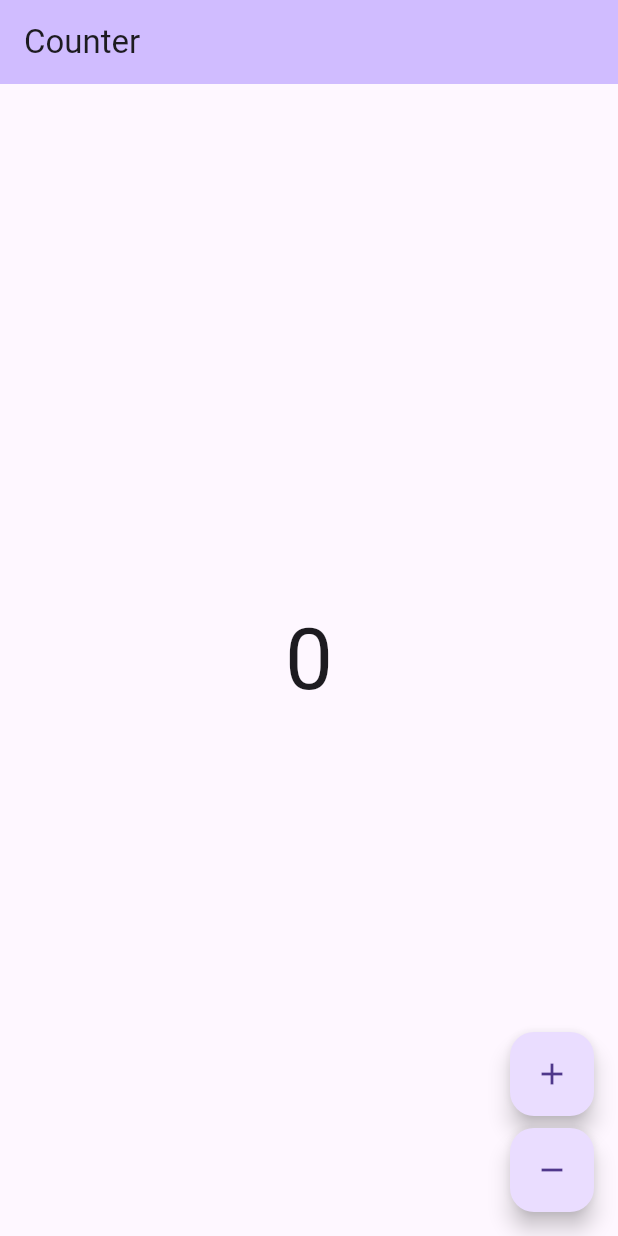
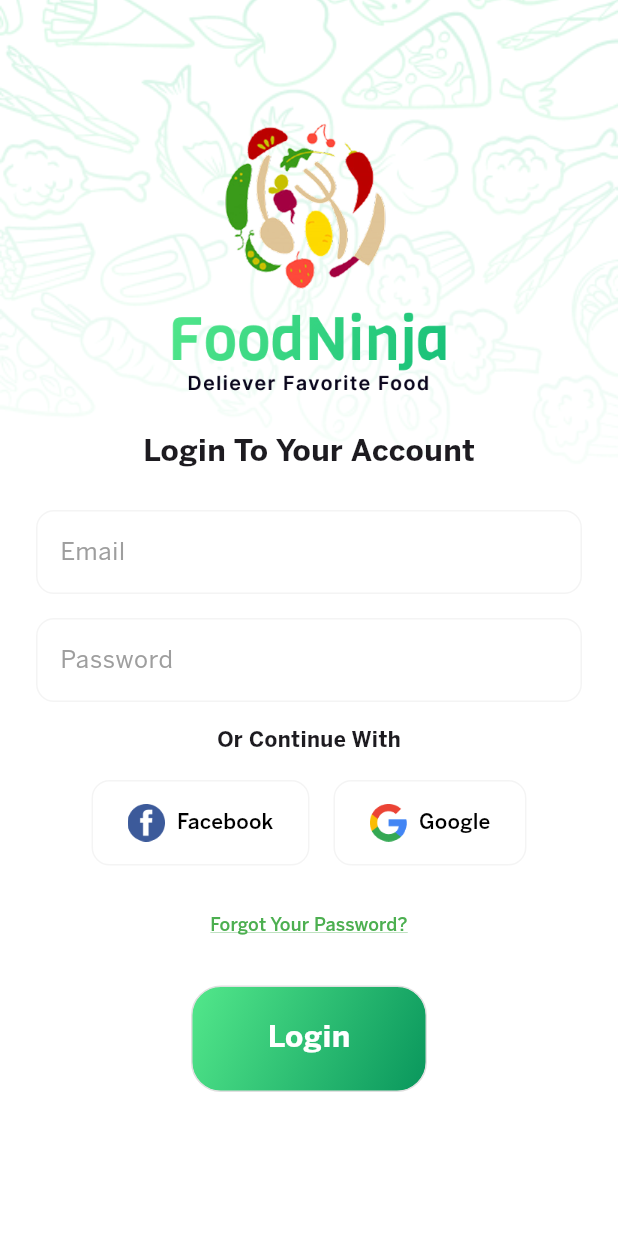
Before and after one commit to Laptopcorei7/food_ninja, a Flutter app: the screen it shows after launch, on a phone screen of 412 x 824 dp. Run offline on Flutter 3.47's test engine with Material 3 defaults, Android fonts, the phone set to English and light mode, and no system bars; our stand-ins replace bloc; generated files the repository leaves out were written again.

Commit message:
setup assest and signup screen

```diff
--- /dev/null
+++ b/devtools_options.yaml
@@ -0,0 +1,3 @@
+description: This file stores settings for Dart & Flutter DevTools.
+documentation: https://docs.flutter.dev/tools/devtools/extensions#configure-extension-enablement-states
+extensions:
--- a/lib/app/view/app.dart
+++ b/lib/app/view/app.dart
@@ -1,6 +1,6 @@
 import 'package:flutter/material.dart';
-import 'package:food_ninja/counter/counter.dart';
 import 'package:food_ninja/l10n/l10n.dart';
+import 'package:food_ninja/src/screens/sign_up_screen.dart';
 
 class App extends StatelessWidget {
   const App({super.key});
@@ -8,15 +8,19 @@ class App extends StatelessWidget {
   @override
   Widget build(BuildContext context) {
     return MaterialApp(
+      debugShowCheckedModeBanner: false,
       theme: ThemeData(
         appBarTheme: AppBarTheme(
           backgroundColor: Theme.of(context).colorScheme.inversePrimary,
         ),
         useMaterial3: true,
       ),
+      initialRoute: '/signup',
+      routes: {
+        '/signup': (context) => const SignUpScreen(),
+      },
       localizationsDelegates: AppLocalizations.localizationsDelegates,
       supportedLocales: AppLocalizations.supportedLocales,
-      home: const CounterPage(),
     );
   }
 }
--- a/lib/counter/counter.dart
+++ /dev/null
@@ -1,2 +0,0 @@
-export 'cubit/counter_cubit.dart';
-export 'view/counter_page.dart';
--- a/lib/counter/cubit/counter_cubit.dart
+++ /dev/null
@@ -1,8 +0,0 @@
-import 'package:bloc/bloc.dart';
-
-class CounterCubit extends Cubit<int> {
-  CounterCubit() : super(0);
-
-  void increment() => emit(state + 1);
-  void decrement() => emit(state - 1);
-}
--- a/lib/counter/view/counter_page.dart
+++ /dev/null
@@ -1,55 +0,0 @@
-import 'package:flutter/material.dart';
-import 'package:flutter_bloc/flutter_bloc.dart';
-import 'package:food_ninja/counter/counter.dart';
-import 'package:food_ninja/l10n/l10n.dart';
-
-class CounterPage extends StatelessWidget {
-  const CounterPage({super.key});
-
-  @override
-  Widget build(BuildContext context) {
-    return BlocProvider(
-      create: (_) => CounterCubit(),
-      child: const CounterView(),
-    );
-  }
-}
-
-class CounterView extends StatelessWidget {
-  const CounterView({super.key});
-
-  @override
-  Widget build(BuildContext context) {
-    final l10n = context.l10n;
-    return Scaffold(
-      appBar: AppBar(title: Text(l10n.counterAppBarTitle)),
-      body: const Center(child: CounterText()),
-      floatingActionButton: Column(
-        mainAxisAlignment: MainAxisAlignment.end,
-        crossAxisAlignment: CrossAxisAlignment.end,
-        children: [
-          FloatingActionButton(
-            onPressed: () => context.read<CounterCubit>().increment(),
-            child: const Icon(Icons.add),
-          ),
-          const SizedBox(height: 8),
-          FloatingActionButton(
-            onPressed: () => context.read<CounterCubit>().decrement(),
-            child: const Icon(Icons.remove),
-          ),
-        ],
-      ),
-    );
-  }
-}
-
-class CounterText extends StatelessWidget {
-  const CounterText({super.key});
-
-  @override
-  Widget build(BuildContext context) {
-    final theme = Theme.of(context);
-    final count = context.select((CounterCubit cubit) => cubit.state);
-    return Text('$count', style: theme.textTheme.displayLarge);
-  }
-}
--- /dev/null
+++ b/lib/src/screens/sign_up_screen.dart
@@ -0,0 +1,185 @@
+import 'package:flutter/material.dart';
+import 'package:food_ninja/src/widgets/major_button.dart';
+
+class SignUpScreen extends StatefulWidget {
+  const SignUpScreen({super.key});
+
+  @override
+  _SignUpState createState() => _SignUpState();
+}
+
+class _SignUpState extends State<SignUpScreen> {
+  @override
+  Widget build(BuildContext context) {
+    return Scaffold(
+      resizeToAvoidBottomInset: true,
+      backgroundColor: Colors.white,
+      body: Stack(
+        children: [
+          // Background Image
+          Positioned(
+            top: 0,
+            left: 0,
+            right: 0,
+            child: Image.asset(
+              'assets/images/pattern.png',
+              fit: BoxFit.cover,
+              height: 812,
+              width: 375, // adjust to match your Figma design
+            ),
+          ),
+
+          SafeArea(
+            child: SingleChildScrollView(
+              padding: const EdgeInsets.symmetric(horizontal: 24, vertical: 60),
+              child: Column(
+                children: [
+                  // Logo
+                  Image.asset(
+                    'assets/images/logo.png', // Replace with your logo asset
+                    height: 203,
+                  ),
+                  const SizedBox(height: 24),
+
+                  // Title
+                  const Text(
+                    'Login To Your Account',
+                    style: TextStyle(
+                      fontFamily: 'BentonSansBold',
+                      fontSize: 20,
+                    ),
+                  ),
+                  const SizedBox(height: 24),
+
+                  // Email Input
+                  TextField(
+                    keyboardType: TextInputType.emailAddress,
+                    decoration: InputDecoration(
+                      hintText: 'Email',
+                      hintStyle: const TextStyle(
+                        fontFamily: 'BentonSansRegular',
+                        color: Colors.grey,
+                      ),
+                      enabledBorder: OutlineInputBorder(
+                        borderRadius: BorderRadius.circular(12),
+                        borderSide: const BorderSide(
+                          color: Color(0xFFF4F4F4),
+                        ),
+                      ),
+                      focusedBorder: OutlineInputBorder(
+                        borderRadius: BorderRadius.circular(12),
+                        borderSide: const BorderSide(
+                          color: Color(0xFFF4F4F4),
+                          width: 2,
+                        ), // When focused
+                      ),
+                    ),
+                  ),
+                  const SizedBox(height: 16),
+
+                  // Password Input
+                  TextField(
+                    obscureText: true,
+                    decoration: InputDecoration(
+                      hintText: 'Password',
+                      hintStyle: const TextStyle(
+                        fontFamily: 'BentonSansRegular',
+                        color: Colors.grey,
+                      ),
+                      enabledBorder: OutlineInputBorder(
+                        borderRadius: BorderRadius.circular(12),
+                        borderSide: const BorderSide(
+                          color: Color(0xFFF4F4F4),
+                        ),
+                      ),
+                      focusedBorder: OutlineInputBorder(
+                        borderRadius: BorderRadius.circular(12),
+                        borderSide: const BorderSide(
+                          color: Color(0xFFF4F4F4),
+                          width: 2,
+                        ), // When focused
+                      ),
+                    ),
+                  ),
+                  const SizedBox(height: 16),
+
+                  // Social Text
+                  const Text(
+                    'Or Continue With',
+                    style: TextStyle(
+                      fontFamily: 'BentonSansBold',
+                    ),
+                  ),
+                  const SizedBox(height: 16),
+
+                  // Social Buttons
+                  Row(
+                    mainAxisAlignment: MainAxisAlignment.center,
+                    children: [
+                      socialButton('Facebook', 'assets/images/facebook.png'),
+                      const SizedBox(width: 16),
+                      socialButton('Google', 'assets/images/google.png'),
+                    ],
+                  ),
+                  const SizedBox(height: 16),
+
+                  // Forgot Password
+                  TextButton(
+                    onPressed: () {},
+                    child: const Text(
+                      'Forgot Your Password?',
+                      style: TextStyle(
+                        decoration: TextDecoration.underline,
+                        decorationColor: Colors.green,
+                        fontFamily: 'BentonSansMedium',
+                        fontSize: 12,
+                        color: Colors.green,
+                      ),
+                    ),
+                  ),
+                  const SizedBox(height: 16),
+
+                  // Login Button
+                  const SizedBox(
+                    width: double.infinity,
+                    child: Center(
+                      child: MajorButton(
+                        textonButton: 'Login',
+                      ),
+                    ),
+                  ),
+                ],
+              ),
+            ),
+          ),
+        ],
+      ),
+    );
+  }
+
+  Widget socialButton(String label, String iconPath) {
+    return ElevatedButton.icon(
+      onPressed: () {},
+      icon: Image.asset(
+        iconPath,
+        height: 25,
+        width: 25,
+      ),
+      label: Text(
+        label,
+        style: const TextStyle(
+          fontFamily: 'BentonSansMedium',
+        ),
+      ),
+      style: ElevatedButton.styleFrom(
+        foregroundColor: Colors.black,
+        backgroundColor: Colors.white,
+        side: const BorderSide(color: Color(0xFFF4F4F4)),
+        shape: RoundedRectangleBorder(borderRadius: BorderRadius.circular(12)),
+        elevation: 0,
+        padding: const EdgeInsets.symmetric(horizontal: 24, vertical: 16),
+        minimumSize: const Size(100, 50), // width, height (adjust as needed)
+      ),
+    );
+  }
+}
--- /dev/null
+++ b/lib/src/widgets/major_button.dart
@@ -0,0 +1,55 @@
+import 'package:flutter/material.dart';
+
+class MajorButton extends StatelessWidget {
+  const MajorButton({
+    required this.textonButton,
+    this.onPress,
+    super.key,
+  });
+
+  final String textonButton;
+  final VoidCallback? onPress;
+
+  @override
+  Widget build(BuildContext context) {
+    return InkWell(
+      onTap: onPress,
+      borderRadius: BorderRadius.circular(12),
+      child: Ink(
+        decoration: BoxDecoration(
+          gradient: const LinearGradient(
+            colors: [
+              Color(0xFF53E88B),
+              Color.fromARGB(255, 9, 150, 92), // Green with 80% opacity
+            ],
+            begin: Alignment.topLeft,
+            end: Alignment.bottomRight,
+          ),
+          borderRadius: BorderRadius.circular(20),
+          border: Border.all(color: Colors.grey.shade300),
+        ),
+        child: Container(
+          padding: const EdgeInsets.symmetric(
+            horizontal: 50,
+            vertical: 20,
+          ),
+          child: Row(
+            mainAxisSize: MainAxisSize.min, // Prevents stretching
+            mainAxisAlignment: MainAxisAlignment.center,
+            children: [
+              Text(
+                textonButton,
+                textAlign: TextAlign.center,
+                style: const TextStyle(
+                  fontFamily: 'BentonSansBold',
+                  color: Colors.white,
+                  fontSize: 20,
+                ),
+              ),
+            ],
+          ),
+        ),
+      ),
+    );
+  }
+}
```
Also changed, not shown: pubspec.yaml (+14 -0 lines), assets/fonts/BentonSans Bold.otf (added), assets/fonts/BentonSans Medium.otf (added), assets/fonts/BentonSans Regular.otf (added), assets/images/facebook.png (added), assets/images/google.png (added), assets/images/logo.png (added), assets/images/pattern.png (added), lib/src/screens/sign_in_screen.dart (added), 131 other files.
